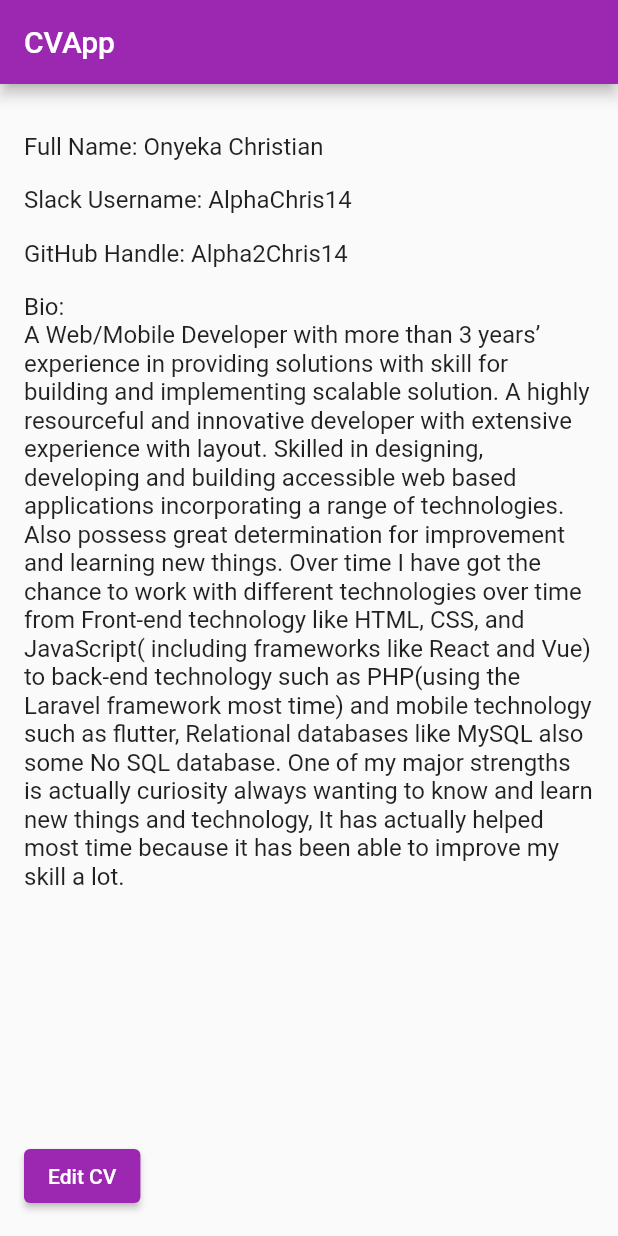
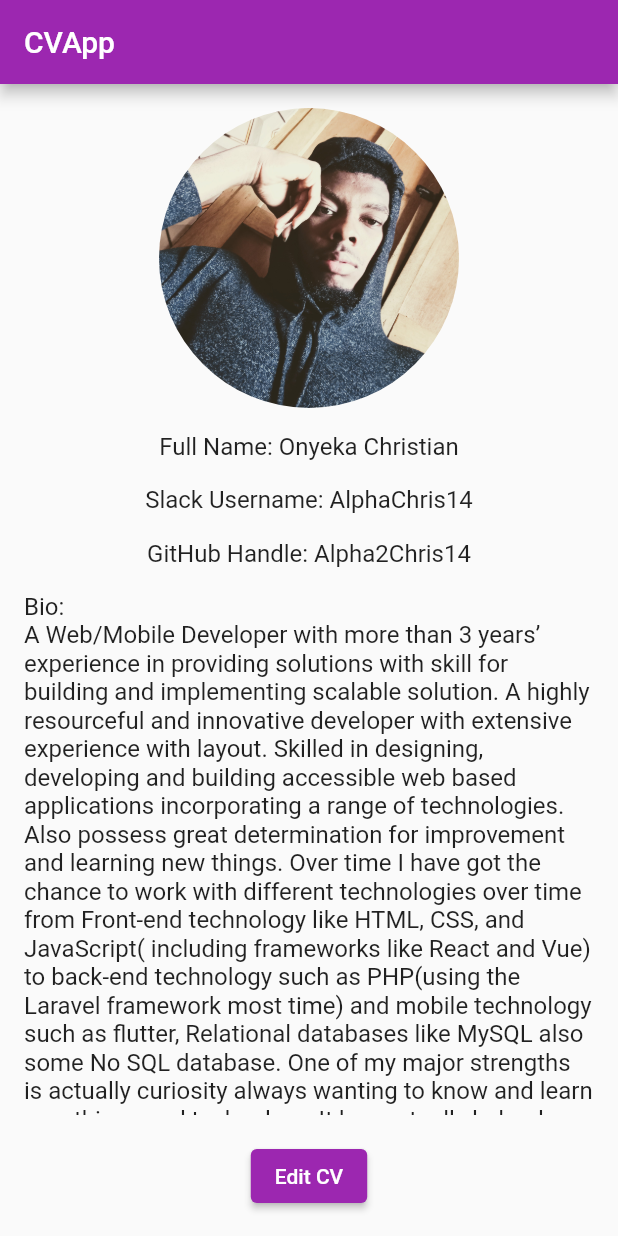
Before and after one commit to Alpha2Chris14/hng_cv_app, a Flutter app: the screen it shows after launch, on a phone screen of 412 x 824 dp. Run offline on Flutter 3.47's test engine with Material 2 defaults, Android fonts, the phone set to English and light mode, and no system bars.

```diff
--- a/lib/view/homepage.dart
+++ b/lib/view/homepage.dart
@@ -25,8 +25,18 @@ class _HomePageState extends State<HomePage> {
           height: screenHeight,
           padding: const EdgeInsets.all(16.0),
           child: Column(
-            crossAxisAlignment: CrossAxisAlignment.start,
+            crossAxisAlignment: CrossAxisAlignment.center,
             children: <Widget>[
+              ClipOval(
+                child: Container(
+                  height: 200,
+                  width: 200,
+                  child: Image.asset(
+                    "assets/pics.jpg",
+                    fit: BoxFit.cover,
+                  ),
+                ),
+              ),
               SizedBox(
                 height: screenHeight * 0.02,
               ),
```
